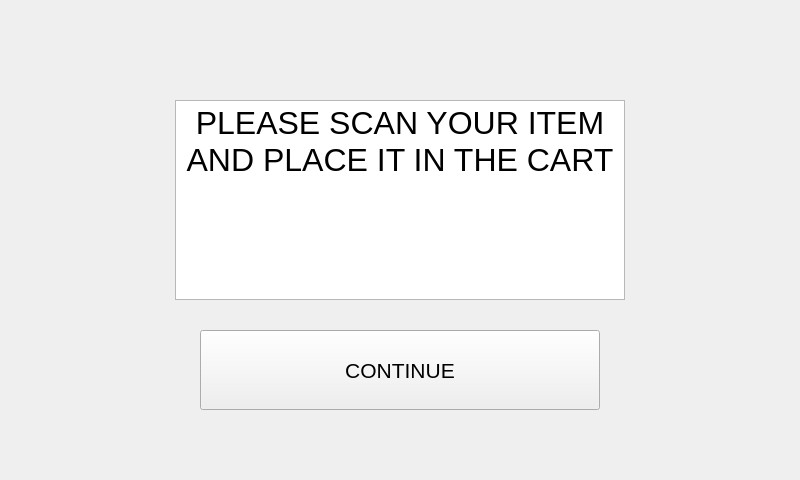
Above: src/cart_interface_scan.ui from PfeifferH/cheqout before the change. Below: the same form after it.
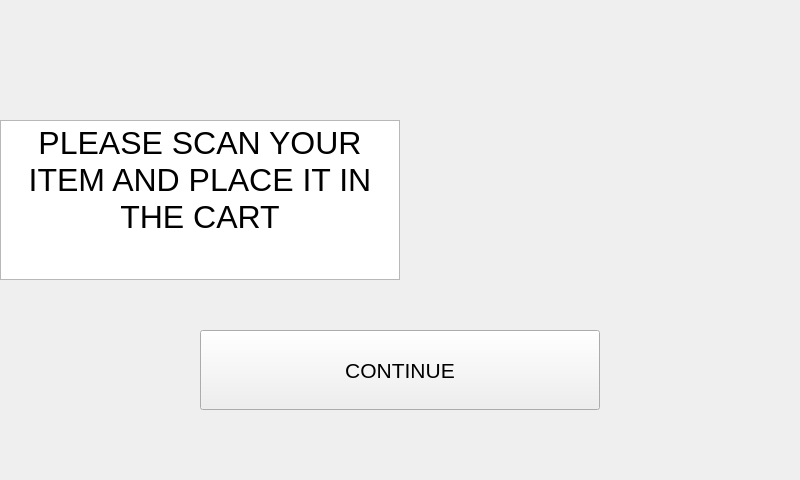
That is the form after the change.

Commit message: Made space for barcode video scanner window

```diff
--- a/src/cart_interface_scan.ui
+++ b/src/cart_interface_scan.ui
@@ -16,10 +16,10 @@
   <widget class="QTextBrowser" name="textBrowser">
    <property name="geometry">
     <rect>
-     <x>175</x>
-     <y>100</y>
-     <width>450</width>
-     <height>200</height>
+     <x>0</x>
+     <y>120</y>
+     <width>400</width>
+     <height>160</height>
     </rect>
    </property>
    <property name="autoFillBackground">
```
The commit also changes 1 other file.
